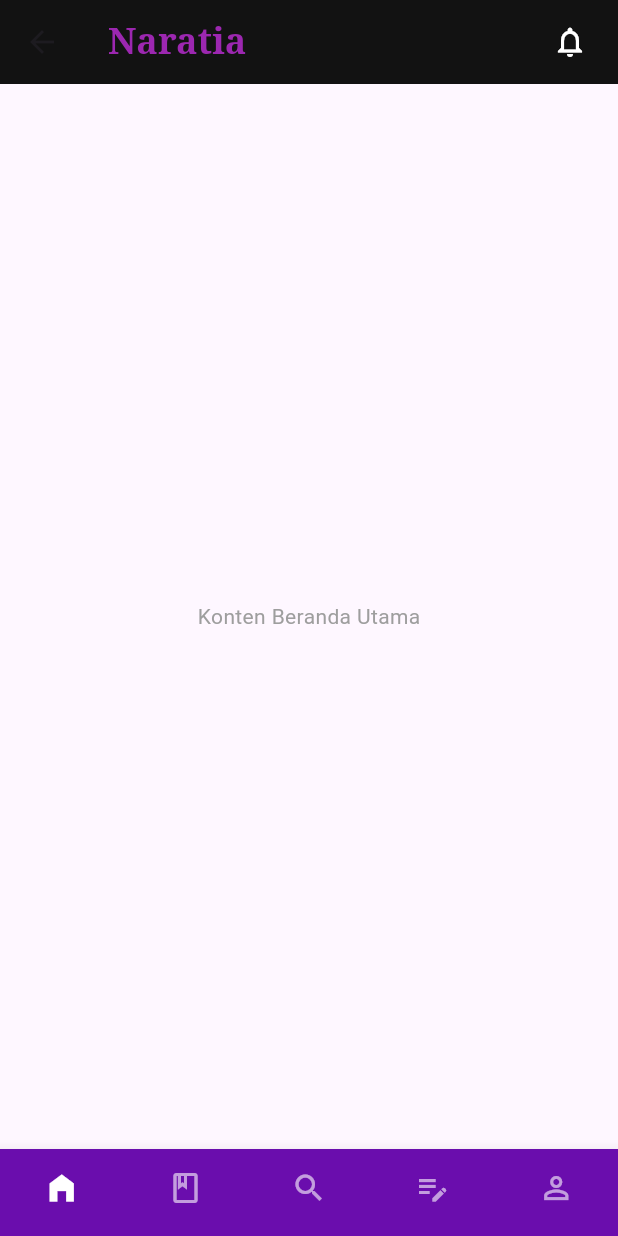
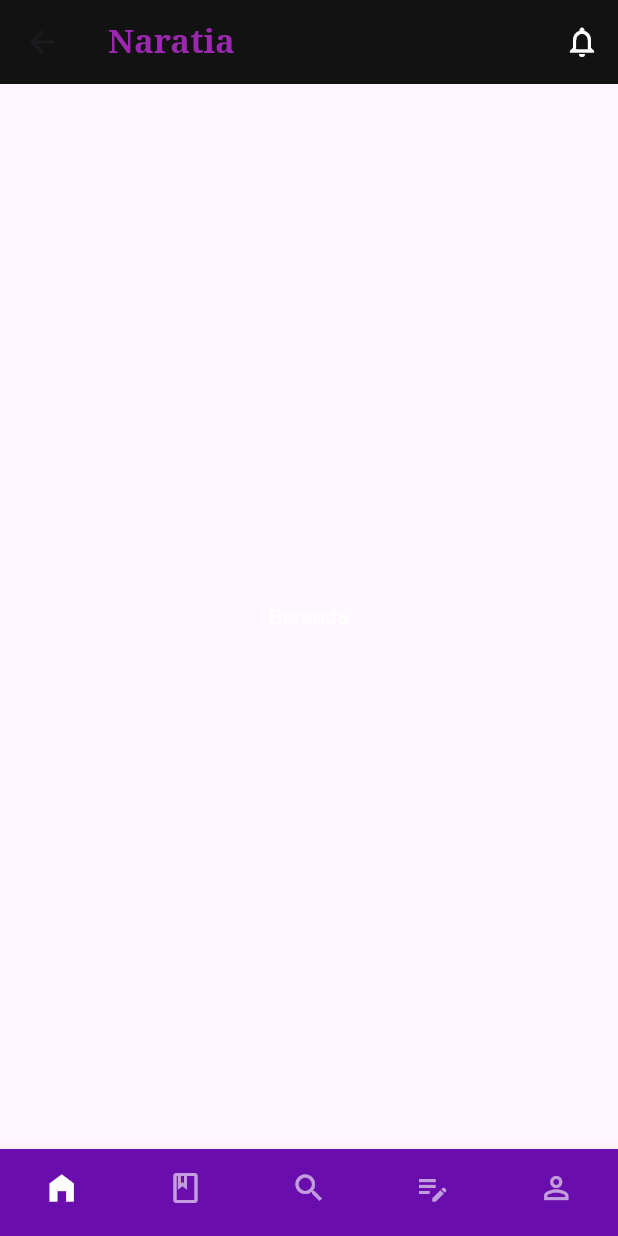
Before and after one commit to talitha404/naratia-app, a Flutter app: the HomeScreen screen opened directly, on a phone screen of 412 x 824 dp. Run offline on Flutter 3.47's test engine with Material 3 defaults, Android fonts, the phone set to English and light mode, and no system bars.

Commit message:
tambah struktur aplikasi

```diff
--- /dev/null
+++ b/lib/views/home/home_content.dart
@@ -0,0 +1,15 @@
+import 'package:flutter/material.dart';
+
+class HomeContent extends StatelessWidget {
+  const HomeContent({super.key});
+
+  @override
+  Widget build(BuildContext context) {
+    return const Center(
+      child: Text(
+        'Beranda',
+        style: TextStyle(color: Colors.white),
+      ),
+    );
+  }
+}
--- a/lib/views/home/home_screen.dart
+++ b/lib/views/home/home_screen.dart
@@ -1,32 +1,14 @@
 import 'package:flutter/material.dart';
-import 'package:flutter/services.dart';
 
-void main() {
-  SystemChrome.setSystemUIOverlayStyle(const SystemUiOverlayStyle(
-    statusBarColor: Colors.transparent,
-    statusBarIconBrightness: Brightness.light,
-  ));
-  runApp(const MyApp());
-}
-
-class MyApp extends StatelessWidget {
-  const MyApp({Key? key}) : super(key: key);
-
-  @override
-  Widget build(BuildContext context) {
-    return MaterialApp(
-      debugShowCheckedModeBanner: false,
-      theme: ThemeData.dark().copyWith(
-        // Latar belakang gelap sesuai dengan desain Proyek Naratia
-        scaffoldBackgroundColor: const Color(0xFF121212),
-      ),
-      home: const HomeScreen(),
-    );
-  }
-}
+// 🔥 Import semua halaman
+import 'home_content.dart';
+import '../library/library_screen.dart';
+import '../search/search_screen.dart';
+import '../write/write_hub_screen.dart';
+import '../profile/profile_screen.dart';
 
 class HomeScreen extends StatefulWidget {
-  const HomeScreen({Key? key}) : super(key: key);
+  const HomeScreen({super.key});
 
   @override
   State<HomeScreen> createState() => _HomeScreenState();
@@ -35,45 +17,64 @@
 class _HomeScreenState extends State<HomeScreen> {
   int _currentIndex = 0;
 
+  // 🔥 List halaman utama
+  final List<Widget> _screens = const [
+    HomeContent(),        // Beranda (dipisah)
+    LibraryScreen(),
+    SearchScreen(),
+    WriteHubScreen(),
+    ProfileScreen(),
+  ];
+
+  // 🔥 Judul AppBar
+  final List<String> _titles = [
+    'Naratia',
+    'Perpustakaan',
+    'Cari',
+    'Tulis',
+    'Profil',
+  ];
+
   @override
   Widget build(BuildContext context) {
     return Scaffold(
-      // 1. HEADER (AppBar)
+      // ================= APPBAR =================
       appBar: AppBar(
         backgroundColor: const Color(0xFF121212),
         elevation: 0,
-        title: const Text(
-          'Naratia',
-          style: TextStyle(
+        title: Text(
+          _titles[_currentIndex],
+          style: const TextStyle(
             fontFamily: 'Serif',
-            fontSize: 24,
+            fontSize: 22,
             fontWeight: FontWeight.bold,
-            color: Colors.purple, // Warna ungu khas Naratia
+            color: Colors.purple,
           ),
         ),
         actions: [
-          IconButton(
-            icon: const Icon(Icons.notifications_none_outlined, color: Colors.white),
-            onPressed: () {
-              // Aksi ketika ikon notifikasi ditekan
-            },
-          ),
-          const SizedBox(width: 8),
+          if (_currentIndex == 0)
+            IconButton(
+              icon: const Icon(
+                Icons.notifications_none_outlined,
+                color: Colors.white,
+              ),
+              onPressed: () {
+                // TODO: Notifikasi
+              },
+            ),
         ],
       ),
 
-      // Tempat untuk konten utama (sesuai permintaan, dikosongkan/placeholder dulu)
-      body: const Center(
-        child: Text(
-          'Konten Beranda Utama',
-          style: TextStyle(color: Colors.grey),
-        ),
+      // ================= BODY =================
+      body: IndexedStack(
+        index: _currentIndex,
+        children: _screens,
       ),
 
-      // 2. NAVBAR BAWAH (BottomNavigationBar)
+      // ================= BOTTOM NAV =================
       bottomNavigationBar: Theme(
         data: Theme.of(context).copyWith(
-          canvasColor: const Color(0xFF6A0DAD), // Warna ungu dasar navbar Anda
+          canvasColor: const Color(0xFF6A0DAD),
         ),
         child: BottomNavigationBar(
           currentIndex: _currentIndex,
@@ -85,7 +86,7 @@
           type: BottomNavigationBarType.fixed,
           selectedItemColor: Colors.white,
           unselectedItemColor: Colors.white60,
-          showSelectedLabels: false, // Hanya menampilkan ikon seperti di Figma
+          showSelectedLabels: false,
           showUnselectedLabels: false,
           items: const [
             BottomNavigationBarItem(
@@ -94,7 +95,7 @@
             ),
             BottomNavigationBarItem(
               icon: Icon(Icons.book_outlined),
-              label: 'Perpustakaan',
+              label: 'Library',
             ),
             BottomNavigationBarItem(
               icon: Icon(Icons.search),
--- /dev/null
+++ b/lib/views/library/library_screen.dart
@@ -0,0 +1 @@
+// halaman riwayat cerita pengguna
--- /dev/null
+++ b/lib/views/search/search_screen.dart
@@ -0,0 +1 @@
+// halaman untuk fitur pencarian cerita
```
Also changed, not shown: lib/views/write/write_hub_screen.dart (renamed from lib/views/write/write_story_screen.dart).
